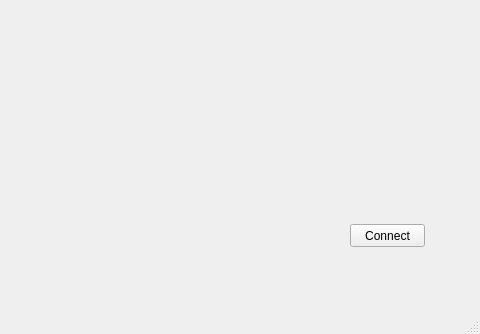
Old version of the form gui/mainwindow.ui in the repository jason281/hackillinois; both pictures show x 320 to 800 and y 266 to 600 of the 800 by 600 pixel window.
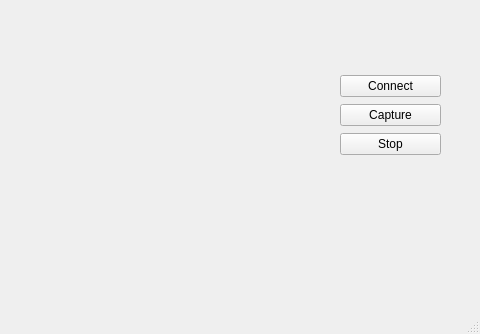
New version of the form.

What changed in the file:
```diff
--- a/gui/mainwindow.ui
+++ b/gui/mainwindow.ui
@@ -27,18 +27,38 @@
      <string/>
     </property>
    </widget>
-   <widget class="QPushButton" name="connect_button">
+   <widget class="QWidget" name="verticalLayoutWidget">
     <property name="geometry">
      <rect>
-      <x>670</x>
-      <y>490</y>
-      <width>75</width>
-      <height>23</height>
+      <x>660</x>
+      <y>340</y>
+      <width>101</width>
+      <height>83</height>
      </rect>
     </property>
-    <property name="text">
-     <string>Connect</string>
-    </property>
+    <layout class="QVBoxLayout" name="verticalLayout">
+     <item>
+      <widget class="QPushButton" name="connect_button">
+       <property name="text">
+        <string>Connect</string>
+       </property>
+      </widget>
+     </item>
+     <item>
+      <widget class="QPushButton" name="capture_button">
+       <property name="text">
+        <string>Capture</string>
+       </property>
+      </widget>
+     </item>
+     <item>
+      <widget class="QPushButton" name="stop_button">
+       <property name="text">
+        <string>Stop</string>
+       </property>
+      </widget>
+     </item>
+    </layout>
    </widget>
   </widget>
   <widget class="QMenuBar" name="menubar">
```
